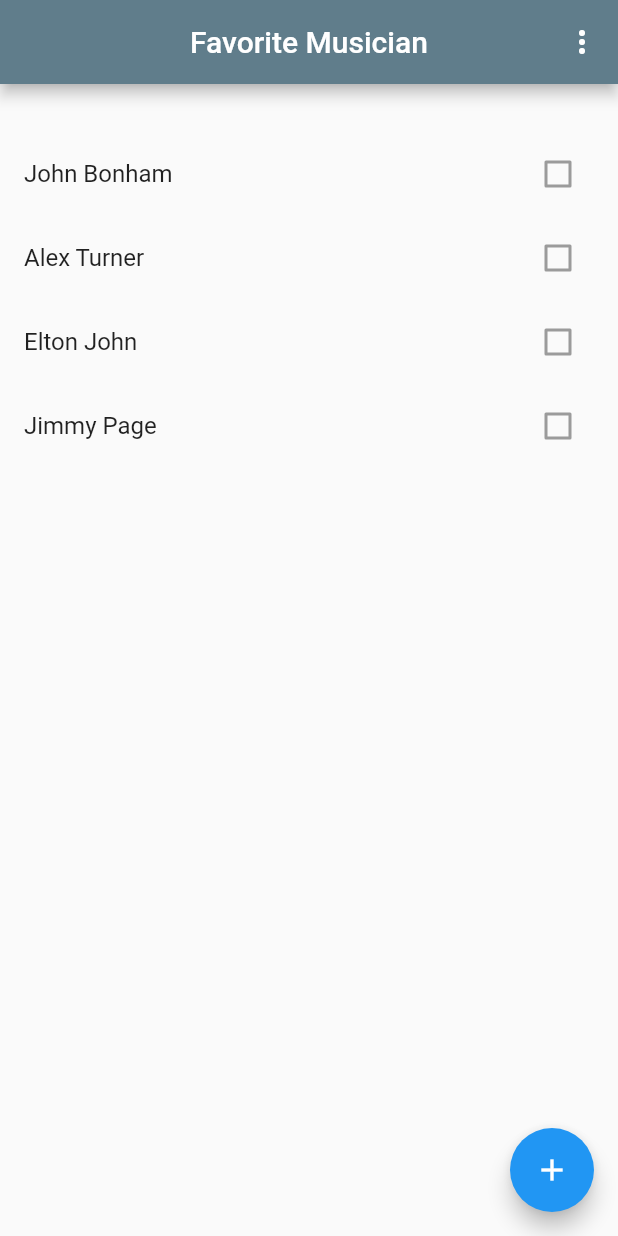
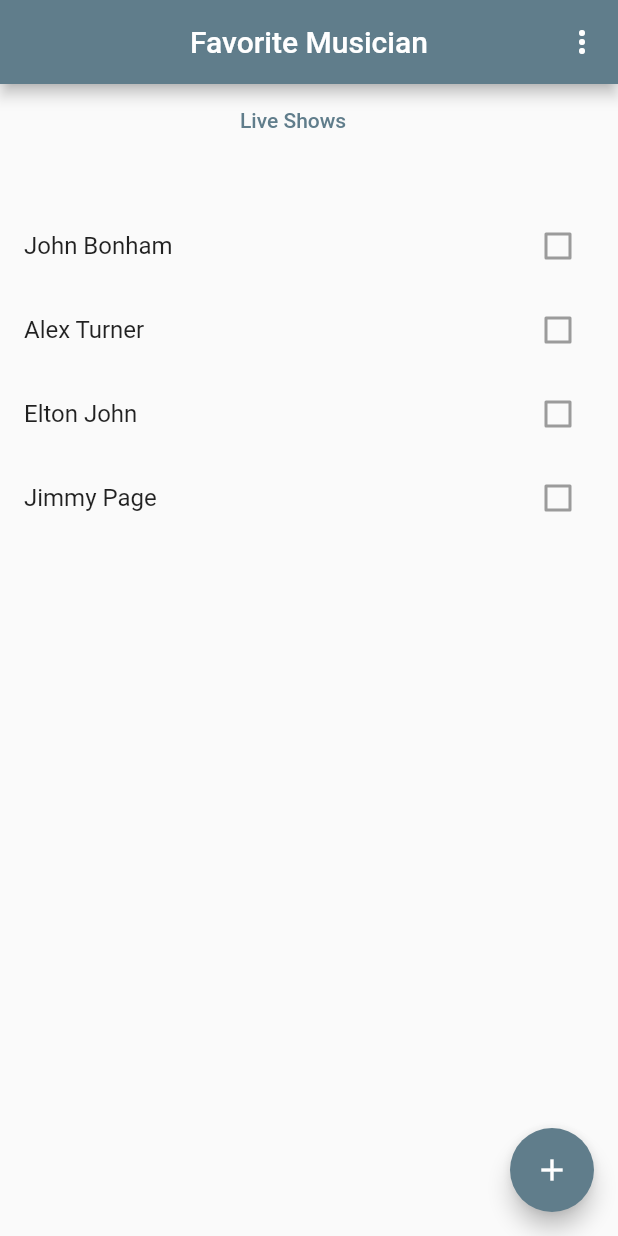
Before and after one commit to gu-tig169-ht21/guscurda, a Flutter app: the screen it shows after launch, on a phone screen of 412 x 824 dp. Run offline on Flutter 3.47's test engine with Material 2 defaults, Android fonts, the phone set to English and light mode, and no system bars.

Commit message:
Inlämning-2

```diff
--- a/lib/SecondView.dart
+++ b/lib/SecondView.dart
@@ -10,6 +10,8 @@ class MyState extends ChangeNotifier {
   }
 
   int get counter => _counter;
+
+  void filter(String value) {}
 }
 
 class SecondView extends StatefulWidget {
@@ -43,6 +45,7 @@ class SecondViewState extends State<StatefulWidget> {
         ),
         floatingActionButton: FloatingActionButton(
           child: Icon(Icons.add),
+          backgroundColor: Colors.blueGrey,
           onPressed: () {
             Provider.of<MyState>(context, listen: false).increment();
           },
--- a/lib/main.dart
+++ b/lib/main.dart
@@ -67,6 +67,17 @@ class _MainViewState extends State<MainView> {
           mainAxisAlignment: MainAxisAlignment.start,
           crossAxisAlignment: CrossAxisAlignment.start,
           children: [
+            TextButton(
+              child: Text('Live Shows'),
+              style: TextButton.styleFrom(
+                padding: EdgeInsets.symmetric(horizontal: 160),
+                primary: Colors.blueGrey,
+              ),
+              onPressed: () {
+                Navigator.push(context,
+                    MaterialPageRoute(builder: (context) => SecondView()));
+              },
+            ),
             Container(height: 32),
             Container(
               margin: EdgeInsets.only(left: 16, right: 16),
@@ -77,7 +88,9 @@ class _MainViewState extends State<MainView> {
         ),
       ),
       floatingActionButton: FloatingActionButton(
-          child: (Icon(Icons.add)), onPressed: () => addMusicianView()),
+          child: (Icon(Icons.add)),
+          backgroundColor: Colors.blueGrey,
+          onPressed: () => addMusicianView()),
     );
   }
 
```
